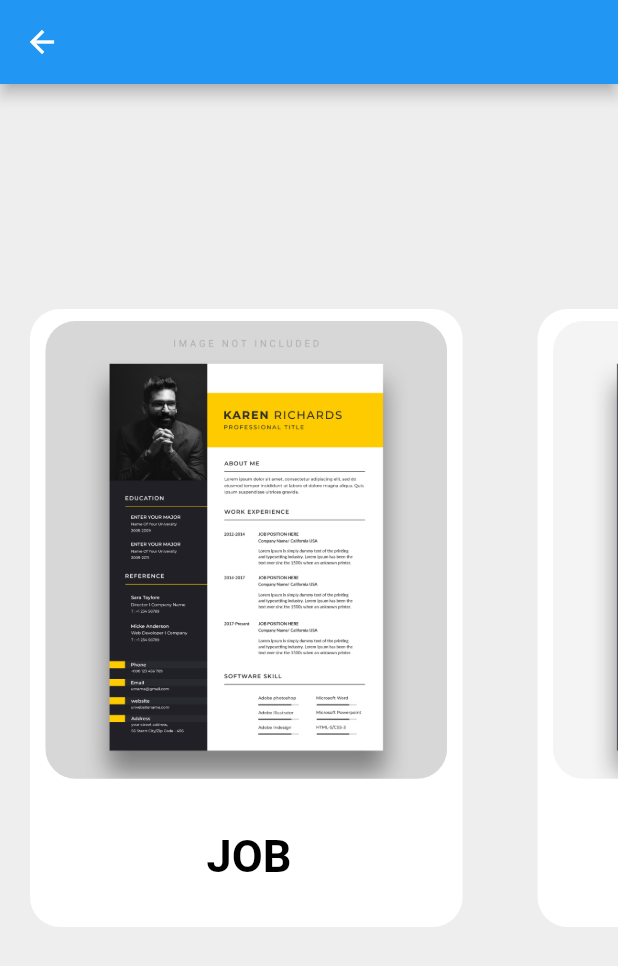
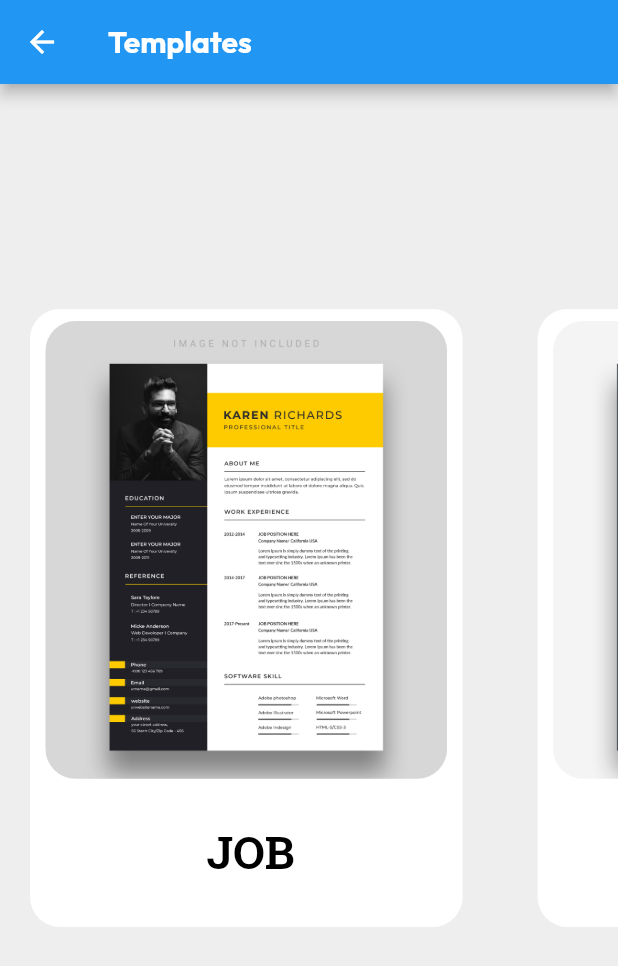
Before and after one commit to HaiderMuhammad/haider, a Flutter app: the Templates_Pages screen opened directly, on a phone screen of 412 x 824 dp. Shown: the top 966 px of the screen. Run offline on Flutter 3.47's test engine with Material 2 defaults, Android fonts, the phone set to English and light mode, and no system bars; our stand-ins replace google_fonts, iconsax, image_picker, intl_phone_number_input, share, sqflite; accounts and stored records are empty.

Commit message:
last modified

```diff
--- a/lib/templates_page.dart
+++ b/lib/templates_page.dart
@@ -3,6 +3,7 @@
 import 'dart:io';
 
 import 'package:flutter/material.dart';
+import 'package:google_fonts/google_fonts.dart';
 import 'package:image_picker/image_picker.dart';
 
 
@@ -26,7 +27,15 @@ class _Templates_PagesState extends State<Templates_Pages> {
   Widget build(BuildContext context) {
     return Scaffold(
       backgroundColor: Colors.grey.shade200,
-      appBar: AppBar(),
+      appBar: AppBar(
+        title: Text("Templates",
+          style: GoogleFonts.outfit(
+            fontSize: 20,
+            color: Colors.white,
+            fontWeight: FontWeight.bold
+        ),
+        ),
+      ),
       body: SingleChildScrollView(
         child: Column(
           children: [
@@ -45,7 +54,6 @@ class _Templates_PagesState extends State<Templates_Pages> {
                       );
                     },
                     child: Container(
-                      // ignore: prefer_const_constructors
                         margin:  EdgeInsets.only(right: 30,left: 20),
                         width: MediaQuery.of(context).size.width*0.7,
                         height: MediaQuery.of(context).size.height,
@@ -77,8 +85,8 @@ class _Templates_PagesState extends State<Templates_Pages> {
                             Positioned(
                               bottom: 30,
                               left: MediaQuery.of(context).size.width/3.5,
-                              child: const Text("JOB",
-                                style: TextStyle(
+                              child:  Text("JOB",
+                                style: GoogleFonts.robotoSlab(
                                     fontSize: 30,
                                     color: Colors.black,
                                     fontWeight: FontWeight.bold
@@ -128,8 +136,8 @@ class _Templates_PagesState extends State<Templates_Pages> {
                             Positioned(
                               bottom: 30,
                               left: MediaQuery.of(context).size.width/6,
-                              child: const Text("Freelance",
-                                style: TextStyle(
+                              child:  Text("Freelance",
+                                style: GoogleFonts.robotoSlab(
                                     fontSize: 30,
                                     color: Colors.black,
                                     fontWeight: FontWeight.bold
@@ -178,13 +186,13 @@ class _Templates_PagesState extends State<Templates_Pages> {
                             ),
                             Positioned(
                               bottom: 30,
-                              left: MediaQuery.of(context).size.width/6,
-                              child: const Text("Freelance",
-                                style: TextStyle(
+                              left: MediaQuery.of(context).size.width/5,
+                              child:  Text("Collage",
+                                style: GoogleFonts.outfit(
                                     fontSize: 30,
                                     color: Colors.black,
                                     fontWeight: FontWeight.bold
-                                ),
+                                )
                               ),
                             ),
                           ],
```
Also changed, not shown: lib/info_Page.dart (+133 -55 lines).
